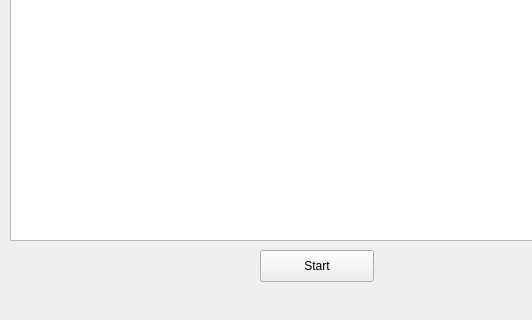
The window that HeatTransfer/QtUi/MainUI.ui (giuseppecalderaro/python-hacks) describes before a commit, drawn with Qt 5; both pictures show x 0 to 532 and y 160 to 480 of the 640 by 480 pixel window.
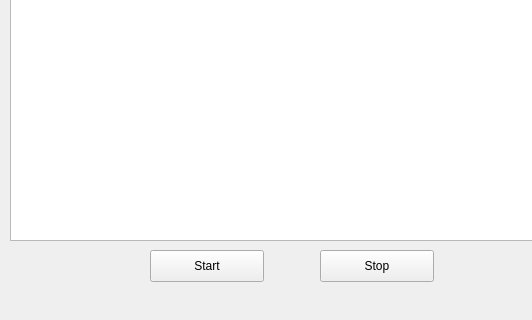
The same window after the commit.

Patch:
```diff
--- a/HeatTransfer/QtUi/MainUI.ui
+++ b/HeatTransfer/QtUi/MainUI.ui
@@ -27,7 +27,7 @@
    <widget class="QPushButton" name="startButton">
     <property name="geometry">
      <rect>
-      <x>260</x>
+      <x>150</x>
       <y>410</y>
       <width>114</width>
       <height>32</height>
@@ -37,6 +37,19 @@
      <string>Start</string>
     </property>
    </widget>
+   <widget class="QPushButton" name="stopButton">
+    <property name="geometry">
+     <rect>
+      <x>320</x>
+      <y>410</y>
+      <width>114</width>
+      <height>32</height>
+     </rect>
+    </property>
+    <property name="text">
+     <string>Stop</string>
+    </property>
+   </widget>
   </widget>
   <widget class="QMenuBar" name="menubar">
    <property name="geometry">
```
